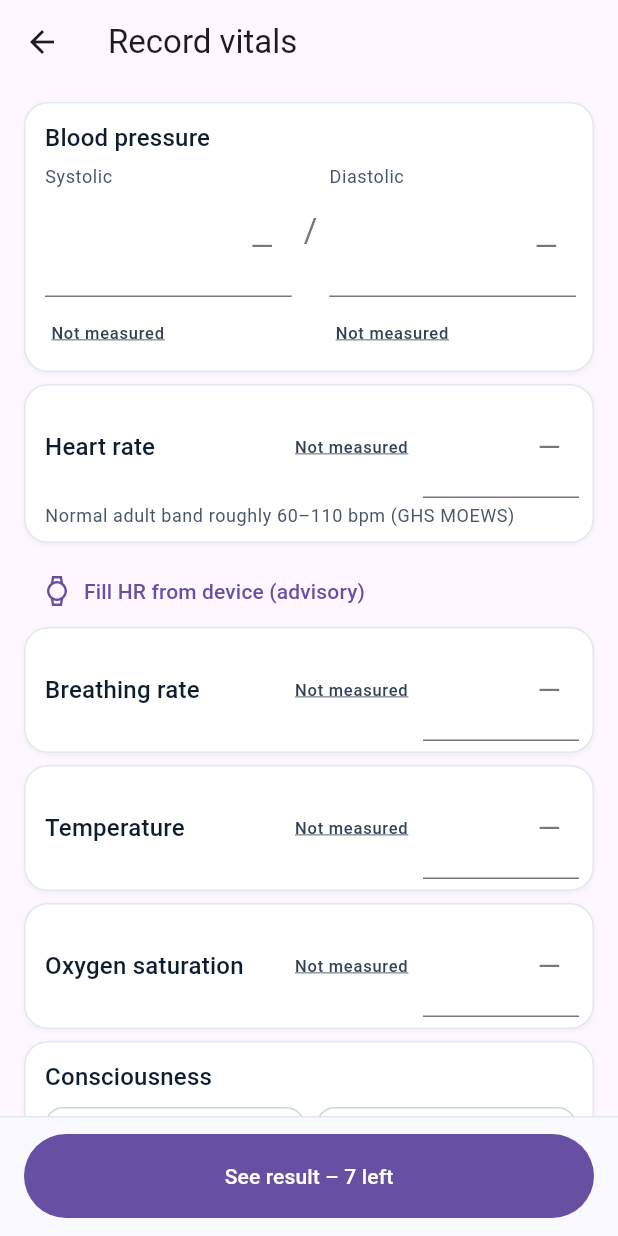
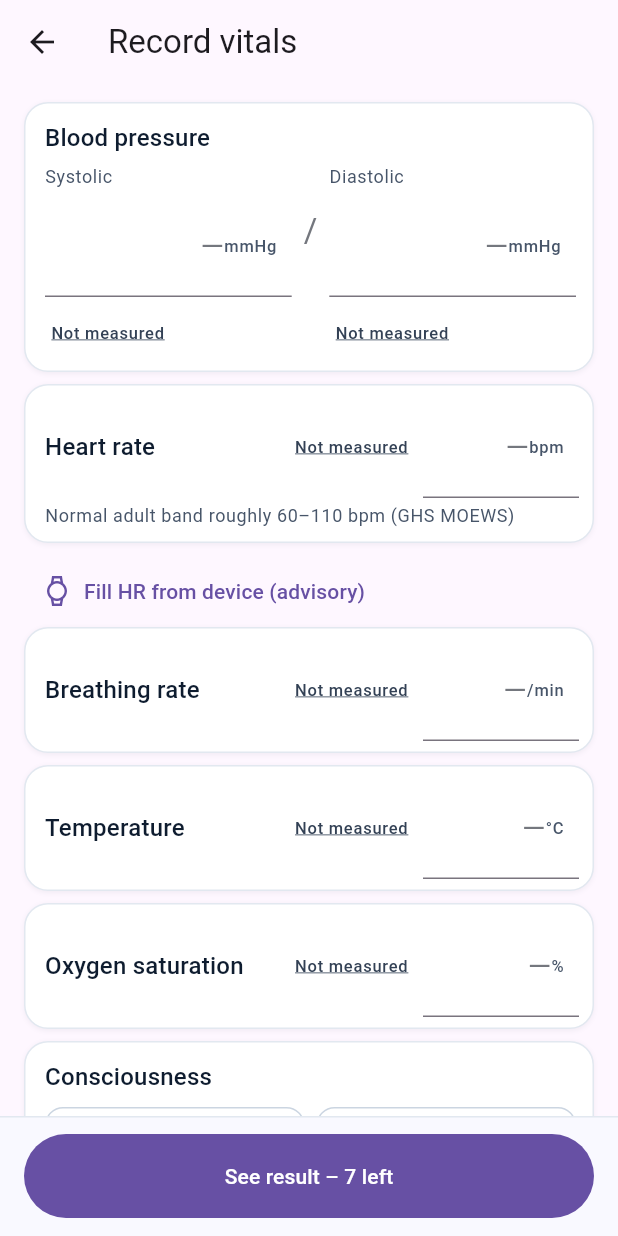
Before and after one commit to MusheAbdulHakim/Yoma-Triage, a Flutter app: the HomeScreen screen opened directly, after a tap on "Record vitals", on a phone screen of 412 x 824 dp. Run offline on Flutter 3.47's test engine with Material 3 defaults, Android fonts, the phone set to English and light mode, and no system bars; our stand-ins replace connectivity_plus, shared_preferences, sqflite; missing offline and left inert: app_settings, record, tflite_flutter; accounts and stored records are empty; network calls fail.

Commit message:
fix(ui): fidelity fixes from the 360x640 comparison
- Home: title 18 bold in primary, Emergency referral label 16 bold, action
  buttons 56 dp with a 2 dp primary/30% border, 16 bold label and 20 dp icon
  (the latest Home design, Screen A).
- Recording: the status bar blends into the page (no grey band without a title
  bar); spoken countdown uses plurals ('1 second remaining').
- Record vitals: units (mmHg, bpm, /min, °C, %) always shown in the field, not
  only once it is focused or filled.
- Chips: selected = secondary tint (#D8E2FF, design system secondary-fixed)
  with a 2 dp secondary border and bold secondary text, as the design's
  selected chip; the referral form's emergency types are 58 dp.

```diff
--- a/mobile/lib/screens/home_screen.dart
+++ b/mobile/lib/screens/home_screen.dart
@@ -314,7 +314,11 @@ class _HomeScreenState extends State<HomeScreen> {
                   header: true,
                   child: Text(
                     'Yoma Care',
-                    style: text.titleLarge?.copyWith(fontWeight: FontWeight.w700),
+                    style: text.titleLarge?.copyWith(
+                      fontSize: 18,
+                      fontWeight: FontWeight.w700,
+                      color: YomaColors.primary,
+                    ),
                   ),
                 ),
                 if (_compoundName case final name?)
@@ -465,7 +469,7 @@ class _EmergencyReferralButton extends StatelessWidget {
                     Text(
                       'Emergency referral',
                       textAlign: TextAlign.center,
-                      style: text.headlineSmall?.copyWith(color: YomaColors.onPrimary),
+                      style: text.labelLarge?.copyWith(color: YomaColors.onPrimary),
                     ),
                   ],
                 ),
@@ -505,14 +509,14 @@ class _HomeActionButton extends StatelessWidget {
         color: YomaColors.surface,
         shape: RoundedRectangleBorder(
           borderRadius: BorderRadius.circular(YomaRadii.lg),
-          side: BorderSide(color: YomaColors.brand.withValues(alpha: 0.3)),
+          side: BorderSide(color: YomaColors.primary.withValues(alpha: 0.3), width: 2),
         ),
         child: InkWell(
           key: buttonKey,
           borderRadius: BorderRadius.circular(YomaRadii.lg),
           onTap: onPressed,
           child: ConstrainedBox(
-            constraints: const BoxConstraints(minHeight: 60),
+            constraints: const BoxConstraints(minHeight: 56),
             child: Padding(
               padding: const EdgeInsets.symmetric(horizontal: 16, vertical: 10),
               child: Row(
@@ -523,12 +527,12 @@ class _HomeActionButton extends StatelessWidget {
                       mainAxisAlignment:
                           tag == null ? MainAxisAlignment.center : MainAxisAlignment.start,
                       children: [
-                        Icon(icon, color: YomaColors.brand, size: 24),
+                        Icon(icon, color: YomaColors.primary, size: 20),
                         const SizedBox(width: 12),
                         Flexible(
                           child: Text(
                             label,
-                            style: text.titleLarge?.copyWith(color: YomaColors.brand),
+                            style: text.labelLarge?.copyWith(color: YomaColors.primary),
                           ),
                         ),
                       ],
--- a/mobile/lib/screens/referral_screen.dart
+++ b/mobile/lib/screens/referral_screen.dart
@@ -346,6 +346,7 @@ class _ReferralScreenState extends State<ReferralScreen> {
                                 label: label,
                                 selected: field.value == value,
                                 semanticsHint: 'Emergency type',
+                                minHeight: YomaSizes.chipLarge,
                                 onTap: () {
                                   field.didChange(value);
                                   setState(() {
--- a/mobile/lib/screens/screening_screen.dart
+++ b/mobile/lib/screens/screening_screen.dart
@@ -4,8 +4,10 @@ import 'package:app_settings/app_settings.dart';
 import 'package:flutter/foundation.dart' show kIsWeb;
 import 'package:flutter/material.dart';
 import 'package:flutter/semantics.dart';
+import 'package:flutter/services.dart';
 
 import '../config.dart';
+import '../services/friendly_time.dart';
 import '../services/screening_result.dart';
 import '../services/screening_service.dart';
 import '../theme/yoma_theme.dart';
@@ -268,13 +270,20 @@ class _ScreeningScreenState extends State<ScreeningScreen> {
     }
     final recording =
         !_isWebSimulator && _result == null && !_ready && !_analyzing && _error == null;
-    return Scaffold(
+    final scaffold = Scaffold(
       // The recording frames have no title bar; system back still leaves (and stops).
       appBar: recording
           ? null
           : AppBar(title: Text(_permissionError || _error == null ? _title : 'Check breathing')),
       body: SafeArea(child: body),
     );
+    // Without a title bar, keep the status bar on the page colour with dark icons.
+    return recording
+        ? AnnotatedRegion<SystemUiOverlayStyle>(
+            value: SystemUiOverlayStyle.dark.copyWith(statusBarColor: YomaColors.canvas),
+            child: scaffold,
+          )
+        : scaffold;
   }
 
   /// A screen body that scrolls when it has to (large text, short screen) and centres
@@ -394,7 +403,7 @@ class _ScreeningScreenState extends State<ScreeningScreen> {
               mainAxisSize: MainAxisSize.min,
               children: [
                 Semantics(
-                  label: '$_remaining seconds remaining',
+                  label: '${countOf(_remaining, 'second')} remaining',
                   excludeSemantics: true,
                   child: SizedBox(
                     height: RecordingPulse.box,
--- a/mobile/lib/theme/yoma_theme.dart
+++ b/mobile/lib/theme/yoma_theme.dart
@@ -21,6 +21,7 @@ abstract final class YomaColors {
   static const primaryPressed = Color(0xFF001229); // tonal "primary"
   static const primaryContainer = Color(0xFFE7EEFF); // "surface-container"
   static const containerLow = Color(0xFFF0F3FF); // "surface-container-low"
+  static const secondaryTint = Color(0xFFD8E2FF); // "secondary-fixed": selected chips
   static const tertiaryTint = Color(0xFF9CCBFD); // "tertiary-fixed-dim": pulse rings
   static const onDark = Color(0xFFEBF1FF); // "inverse-on-surface": muted text on neutral
   static const outline = Color(0xFF74777E);
@@ -99,6 +100,7 @@ abstract final class YomaSizes {
   static const minTap = 48.0;
   static const primaryButton = 56.0;
   static const chip = 52.0;
+  static const chipLarge = 58.0; // the referral form's emergency types
 }
 
 abstract final class YomaShadows {
--- a/mobile/lib/widgets/vital_field.dart
+++ b/mobile/lib/widgets/vital_field.dart
@@ -170,8 +170,16 @@ class _VitalTextField extends StatelessWidget {
             ),
           ),
         ),
-        suffixText: notMeasured ? null : unit,
-        suffixStyle: text.labelSmall?.copyWith(color: YomaColors.grey600),
+        // Always shown (suffixText only appears once the field is focused or filled).
+        suffixIcon: notMeasured || unit == null
+            ? null
+            : Padding(
+                padding: const EdgeInsets.only(right: 10),
+                child: ExcludeSemantics(
+                  child: Text(unit!, style: text.labelSmall?.copyWith(color: YomaColors.grey600)),
+                ),
+              ),
+        suffixIconConstraints: const BoxConstraints(minWidth: 0, minHeight: 0),
         // The message is drawn below the row at full card width (never squeezed into this
         // narrow box); here it only colours the border and stays in the field's semantics.
         errorStyle: const TextStyle(fontSize: 0, height: 0),
--- a/mobile/lib/widgets/yoma_components.dart
+++ b/mobile/lib/widgets/yoma_components.dart
@@ -75,8 +75,10 @@ class YomaChoiceChip extends StatelessWidget {
     required this.selected,
     required this.onTap,
     this.semanticsHint,
+    this.minHeight = YomaSizes.chip,
   });
 
+  final double minHeight;
   final String label;
   final bool selected;
   final VoidCallback? onTap;
@@ -91,7 +93,7 @@ class YomaChoiceChip extends StatelessWidget {
       inMutuallyExclusiveGroup: true,
       hint: semanticsHint,
       child: Material(
-        color: selected ? YomaColors.secondary : YomaColors.surface,
+        color: selected ? YomaColors.secondaryTint : YomaColors.surface,
         shape: RoundedRectangleBorder(
           borderRadius: BorderRadius.circular(YomaRadii.md),
           side: BorderSide(
@@ -103,7 +105,7 @@ class YomaChoiceChip extends StatelessWidget {
           borderRadius: BorderRadius.circular(YomaRadii.md),
           onTap: onTap,
           child: ConstrainedBox(
-            constraints: const BoxConstraints(minHeight: YomaSizes.chip),
+            constraints: BoxConstraints(minHeight: minHeight),
             child: Padding(
               padding: const EdgeInsets.symmetric(horizontal: 10, vertical: 8),
               child: Center(
@@ -111,7 +113,8 @@ class YomaChoiceChip extends StatelessWidget {
                   label,
                   textAlign: TextAlign.center,
                   style: text.copyWith(
-                    color: selected ? YomaColors.onPrimary : YomaColors.grey800,
+                    color: selected ? YomaColors.secondary : YomaColors.grey800,
+                    fontWeight: selected ? FontWeight.w700 : null,
                   ),
                 ),
               ),
```
